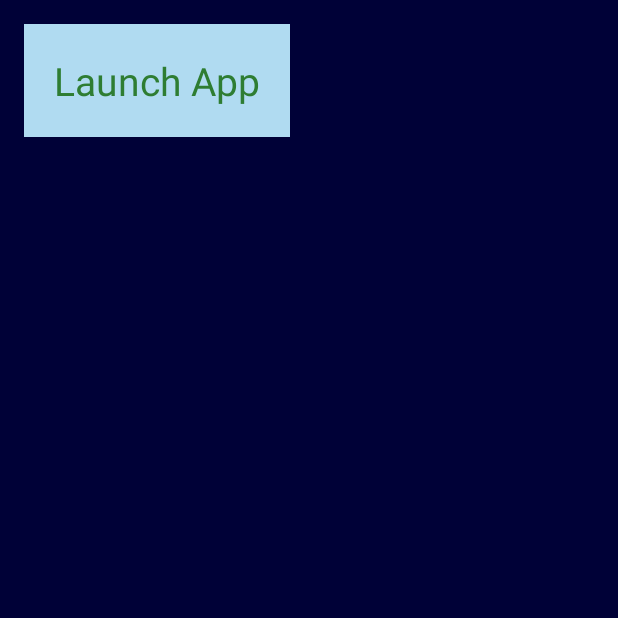
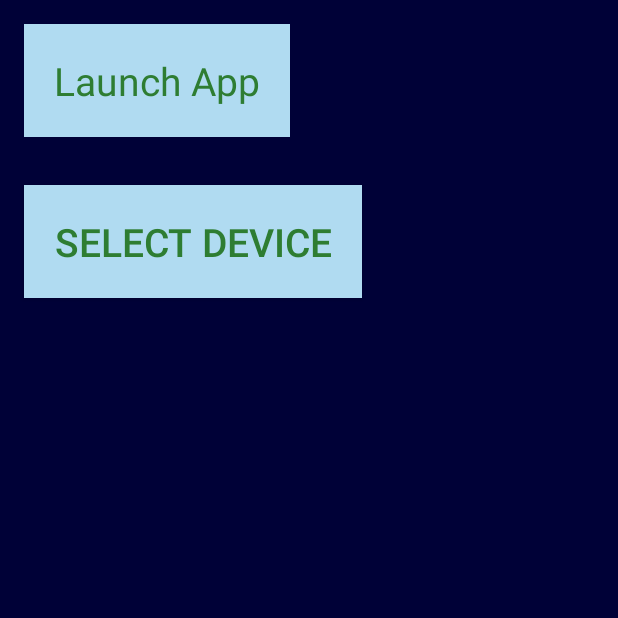
Before and after one commit to bellis14/Senior_Project, an Android app: the screen it shows after launch (EntryChoiceActivity), on a phone screen of 412 x 824 dp, the top half of it. Run offline under Robolectric (Android 15) with nearby library versions, the phone set to English and light mode, and no system bars.

```diff
--- a/image_recognition/app/src/main/java/com/google/mlkit/vision/demo/kotlin/facedetector/FaceDetectorProcessor.kt
+++ b/image_recognition/app/src/main/java/com/google/mlkit/vision/demo/kotlin/facedetector/FaceDetectorProcessor.kt
@@ -21,6 +21,7 @@ import android.util.Log
 import com.google.android.gms.tasks.Task
 import com.google.mlkit.vision.common.InputImage
 import com.google.mlkit.vision.demo.GraphicOverlay
+import com.google.mlkit.vision.demo.GraphicOverlay.Graphic
 import com.google.mlkit.vision.demo.kotlin.VisionProcessorBase
 import com.google.mlkit.vision.face.Face
 import com.google.mlkit.vision.face.FaceDetection
--- a/image_recognition/app/src/main/res/layout/activity_vision_entry_choice.xml
+++ b/image_recognition/app/src/main/res/layout/activity_vision_entry_choice.xml
@@ -18,4 +18,17 @@
         android:text="@string/kotlin_entry_title"
         android:textColor="#2E7D32"
         android:textSize="26sp" />
+
+    <Button
+        android:id="@+id/select_bluetooth_device"
+        android:layout_width="wrap_content"
+        android:layout_height="wrap_content"
+        android:layout_margin="@dimen/activity_vertical_margin"
+        android:background="#B0DBF1"
+        android:gravity="center"
+        android:onClick="openSelectDeviceActivity"
+        android:padding="20dp"
+        android:text="Select Device"
+        android:textColor="#2E7D32"
+        android:textSize="26sp" />
 </LinearLayout>
```
Also changed, not shown: image_recognition/app/src/main/java/com/google/mlkit/vision/demo/EntryChoiceActivity.kt (+8 -0 lines), image_recognition/app/src/main/java/com/google/mlkit/vision/demo/kotlin/facedetector/FaceGraphic.kt (+8 -0 lines).
